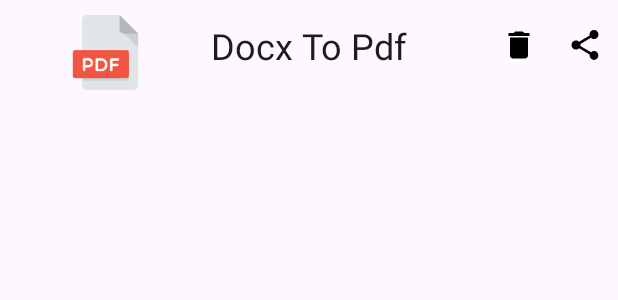
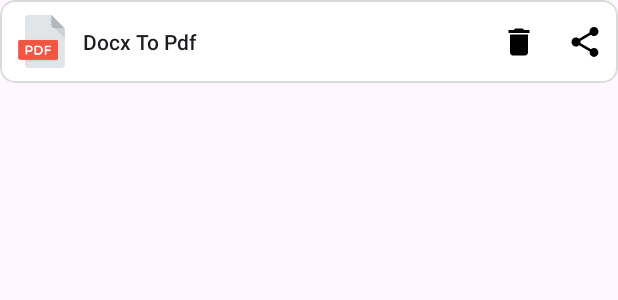
Before and after one commit to labmember003/docx-to-pdf, an Android app: the layout existing_font.xml on its own in the app's theme, with its tools: preview values and no code run, on a phone screen of 412 x 824 dp. Shown: the top 300 px of the screen. Run offline under Robolectric (Android 15) with nearby library versions, the phone set to English and light mode, and no system bars.

Commit message:
view item layout improved

```diff
--- a/app/src/debug/res/values/ic_launcher_background.xml
+++ b/app/src/debug/res/values/ic_launcher_background.xml
@@ -1,4 +1,4 @@
 <?xml version="1.0" encoding="utf-8"?>
 <resources>
-    <color name="ic_launcher_background">#FFFFFF</color>
+    <color name="ic_launcher_background">#516EF5</color>
 </resources>
--- a/app/src/main/java/com/falcon/docxtopdf/SettingsActivity.kt
+++ b/app/src/main/java/com/falcon/docxtopdf/SettingsActivity.kt
@@ -2,14 +2,12 @@ package com.falcon.docxtopdf
 
 import android.content.ActivityNotFoundException
 import android.content.Intent
-import android.content.SharedPreferences
 import android.net.Uri
 import android.os.Bundle
 import android.widget.Toast
 import androidx.appcompat.app.AppCompatActivity
 import androidx.preference.Preference
 import androidx.preference.PreferenceFragmentCompat
-import androidx.preference.PreferenceManager
 import com.google.android.gms.oss.licenses.OssLicensesMenuActivity
 
 class SettingsActivity : AppCompatActivity() {
@@ -24,9 +22,6 @@ class SettingsActivity : AppCompatActivity() {
                 .commit()
         }
         supportActionBar?.setDisplayHomeAsUpEnabled(true)
-
-
-
     }
 
     class SettingsFragment : PreferenceFragmentCompat() {
@@ -49,7 +44,6 @@ class SettingsActivity : AppCompatActivity() {
             }
         }
 
-
         private fun composeEmail(subject: String) {
             val a = arrayOf("usarcompanion@gmail.com")
             val intent = Intent(Intent.ACTION_SENDTO).apply {
--- a/app/src/main/res/layout/existing_font.xml
+++ b/app/src/main/res/layout/existing_font.xml
@@ -1,38 +1,41 @@
 <?xml version="1.0" encoding="utf-8"?>
-<androidx.constraintlayout.widget.ConstraintLayout xmlns:android="http://schemas.android.com/apk/res/android"
+<com.google.android.material.card.MaterialCardView xmlns:android="http://schemas.android.com/apk/res/android"
     android:layout_width="match_parent"
     android:layout_height="wrap_content"
+    app:cardCornerRadius="10dp"
+    app:strokeWidth="1dp"
+    app:strokeColor="#DADADA"
+    android:padding="20dp"
+    app:cardBackgroundColor="#FFFFFF"
     xmlns:app="http://schemas.android.com/apk/res-auto">
+    <androidx.constraintlayout.widget.ConstraintLayout
+        android:layout_width="match_parent"
+        android:layout_height="wrap_content">
 
-<!--    <androidx.cardview.widget.CardView-->
-<!--        android:id="@+id/cardImage"-->
-<!--        android:layout_width="wrap_content"-->
-<!--        android:layout_height="wrap_content"-->
-<!--        -->
-<!--        app:cardCornerRadius="30dp"-->
-<!--        >-->
-<!--        -->
-<!--    </androidx.cardview.widget.CardView>-->
         <ImageView
             android:id="@+id/previewImage"
-        android:layout_width="50dp"
-        android:layout_height="50dp"
+            android:layout_width="35dp"
+            android:layout_height="35dp"
             android:layout_margin="10dp"
             android:src="@drawable/pdf"
-        app:layout_constraintEnd_toStartOf="@+id/convertedPDF"
+            app:layout_constraintBottom_toBottomOf="parent"
             app:layout_constraintStart_toStartOf="parent"
             app:layout_constraintTop_toTopOf="parent" />
+
         <TextView
-        style="@style/TextAppearance.AppCompat.Headline"
             android:id="@+id/convertedPDF"
-        android:layout_width="wrap_content"
+            style="@style/TextAppearance.AppCompat.Body2"
+            android:layout_width="0dp"
             android:layout_height="wrap_content"
+            android:padding="10dp"
             android:text="@string/app_name"
-        app:layout_constraintStart_toStartOf="parent"
-        app:layout_constraintEnd_toEndOf="parent"
-        app:layout_constraintTop_toTopOf="parent"
+            android:maxLines="2"
+            android:ellipsize="end"
+            android:gravity="start"
             app:layout_constraintBottom_toBottomOf="parent"
-        />
+            app:layout_constraintEnd_toStartOf="@+id/deleteButton"
+            app:layout_constraintStart_toEndOf="@+id/previewImage"
+            app:layout_constraintTop_toTopOf="parent" />
         <ImageView
             android:id="@+id/shareButton"
             android:layout_width="wrap_content"
@@ -53,6 +56,5 @@
             app:layout_constraintTop_toTopOf="parent"
             app:layout_constraintBottom_toBottomOf="parent"
             />
-
-
     </androidx.constraintlayout.widget.ConstraintLayout>
+</com.google.android.material.card.MaterialCardView>
```
Also changed, not shown: app/src/main/java/com/falcon/docxtopdf/ConvertedPdfRcvAdapter.kt (+0 -13 lines), app/src/main/java/com/falcon/docxtopdf/MainActivity.kt (+50 -2 lines), app/src/debug/ic_launcher-playstore.png, app/src/debug/res/mipmap-hdpi/ic_launcher.png, app/src/debug/res/mipmap-hdpi/ic_launcher_round.png, app/src/debug/res/mipmap-mdpi/ic_launcher.png, app/src/debug/res/mipmap-mdpi/ic_launcher_round.png, app/src/debug/res/mipmap-xhdpi/ic_launcher.png, app/src/debug/res/mipmap-xhdpi/ic_launcher_round.png, app/src/debug/res/mipmap-xxhdpi/ic_launcher.png, app/src/debug/res/mipmap-xxhdpi/ic_launcher_round.png, app/src/debug/res/mipmap-xxxhdpi/ic_launcher.png, app/src/debug/res/mipmap-xxxhdpi/ic_launcher_round.png. Lines whose indentation alone changed are shown as unchanged.
